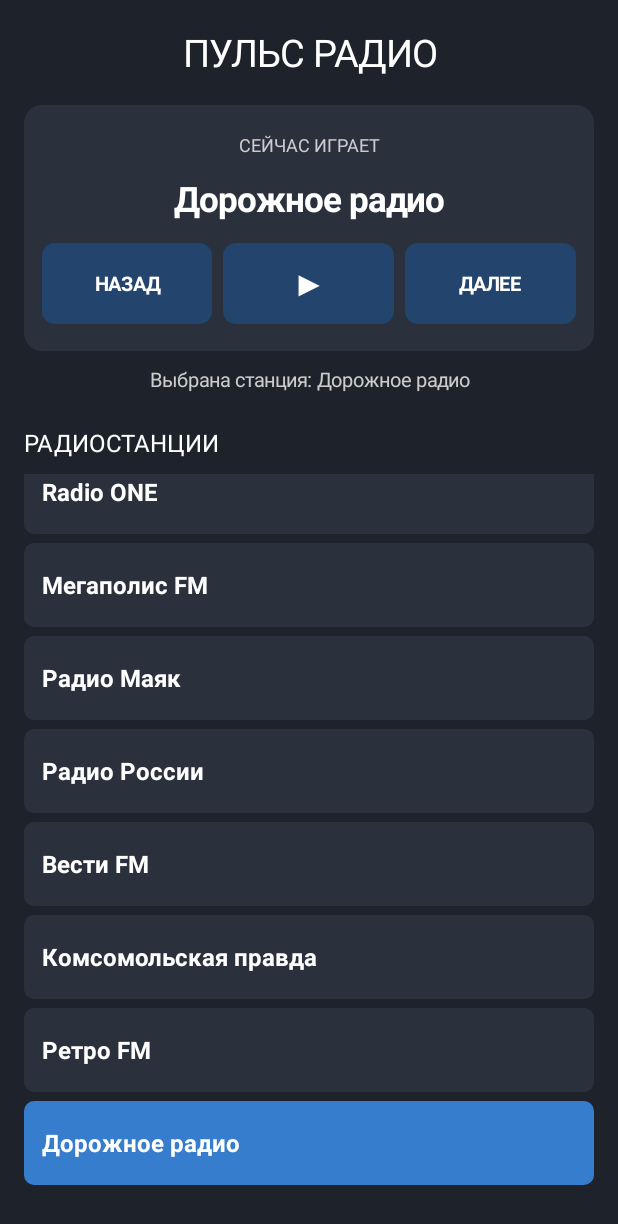
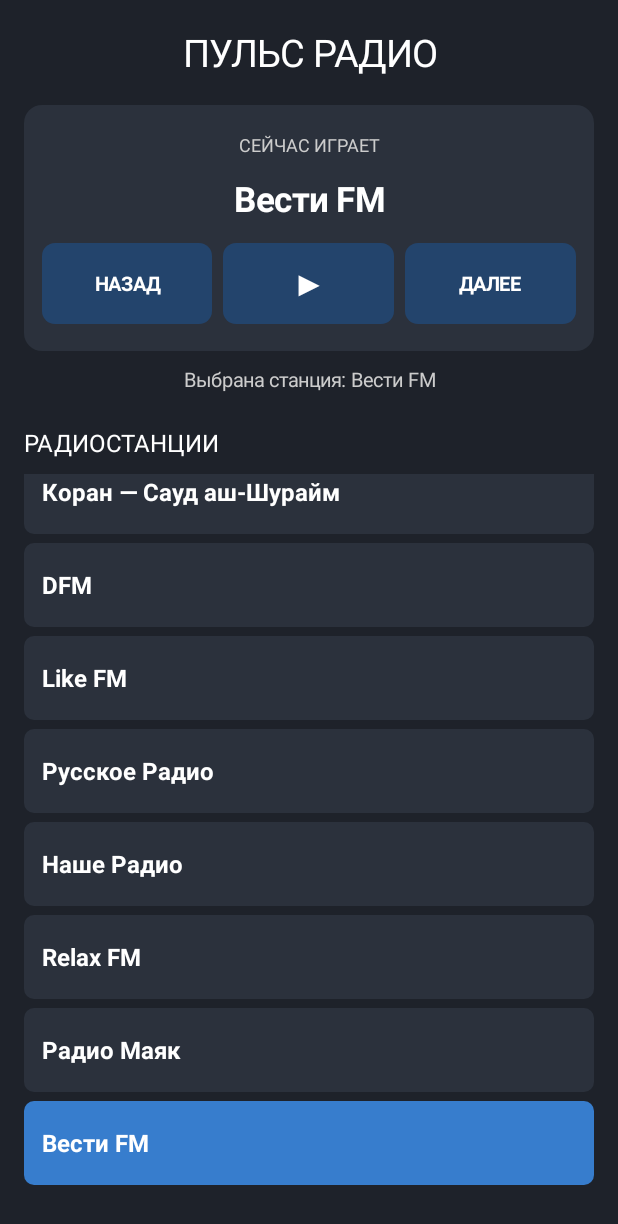
Before and after one commit to diriabas/puls-radio, an Android app: the screen it shows after launch (MainActivity), after a tap on "НАЗАД", on a phone screen of 412 x 824 dp. Shown: the top 1224 px of the screen. Run offline under Robolectric (Android 15) with nearby library versions, the phone set to English and light mode, and no system bars.

Commit message:
Update MainActivity.kt

```diff
--- a/app/src/main/java/com/pulsradio/app/MainActivity.kt
+++ b/app/src/main/java/com/pulsradio/app/MainActivity.kt
@@ -29,31 +29,13 @@ class MainActivity : Activity() {
         "Коран — перевод на русский",
         "Коран — Мухаммад аль-Миншави",
         "Коран — Сауд аш-Шурайм",
-        "Радио Рекорд",
         "DFM",
-        "Радио ENERGY",
-        "Авторадио",
-        "Новое Радио",
-        "Love Radio",
+        "Like FM",
         "Русское Радио",
-        "Хит FM",
-        "Like FM",
-        "Радио Maximum",
         "Наше Радио",
-        "Rock FM",
         "Relax FM",
-        "Монте-Карло",
-        "Радио Джаз",
-        "Kiss FM",
-        "NRJ",
-        "Radio ONE",
-        "Мегаполис FM",
         "Радио Маяк",
-        "Радио России",
-        "Вести FM",
-        "Комсомольская правда",
-        "Ретро FM",
-        "Дорожное радио"
+        "Вести FM"
     )
 
     private val stationUrls = mapOf(
@@ -79,7 +61,28 @@ class MainActivity : Activity() {
             "https://radio.mp3islam.com/listen/minshawi/radio.mp3",
 
         "Коран — Сауд аш-Шурайм" to
-            "https://radio.mp3islam.com/listen/alshuraim/radio.mp3"
+            "https://radio.mp3islam.com/listen/alshuraim/radio.mp3",
+
+        "DFM" to
+            "https://dfm.hostingradio.ru/dfm96.aacp",
+
+        "Like FM" to
+            "https://hls-01-gpm.hostingradio.ru/likefm495/playlist.m3u8",
+
+        "Русское Радио" to
+            "https://rusradio.hostingradio.ru/rusradio96.aacp",
+
+        "Наше Радио" to
+            "http://nashe1.hostingradio.ru/nashe-128.mp3",
+
+        "Relax FM" to
+            "https://hls-01-gpm.hostingradio.ru/relaxfm7/playlist.m3u8",
+
+        "Радио Маяк" to
+            "https://icecast-vgtrk.cdnvideo.ru/mayakfm",
+
+        "Вести FM" to
+            "https://icecast-vgtrk.cdnvideo.ru/vestifm_aac_32kbps"
     )
 
     private var selectedStation = 0
@@ -305,7 +308,7 @@ class MainActivity : Activity() {
         val currentUrl = stationUrls[station]
 
         if (currentUrl == null) {
-            showStatus("Прямой поток пока не подключён")
+            showStatus("Прямой поток не подключён")
             return
         }
 
```
